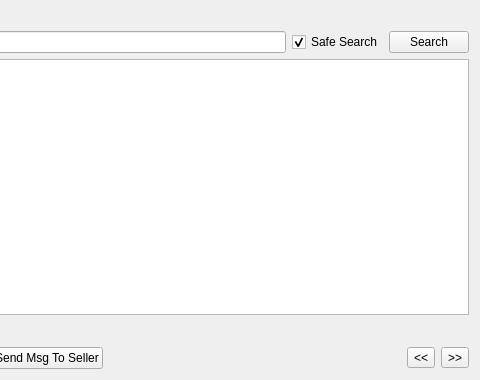
First picture: the form in src/qt/forms/offerlistpage.ui, repository willyko/syscoin2, before the edit; both pictures show x 280 to 760 and y 0 to 380 of the 760 by 380 pixel window.
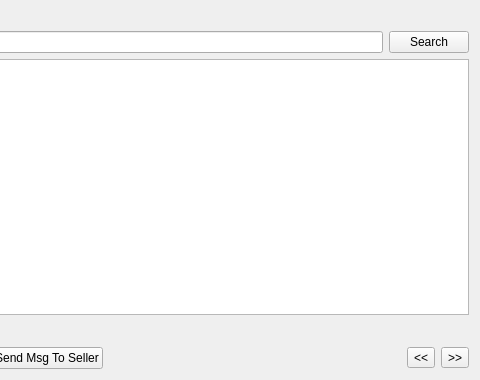
Second picture: the form after the edit.

Commit message: safe search in preferences instead

What changed in the file:
```diff
--- a/src/qt/forms/offerlistpage.ui
+++ b/src/qt/forms/offerlistpage.ui
@@ -29,19 +29,6 @@
      <item>
       <widget class="QLineEdit" name="lineEditOfferSearch"/>
      </item>
-     <item>
-      <widget class="QCheckBox" name="safeSearch">
-       <property name="toolTip">
-        <string>Filters out provocative material from the search listing.</string>
-       </property>
-       <property name="text">
-        <string>Safe Search</string>
-       </property>
-       <property name="checked">
-        <bool>true</bool>
-       </property>
-      </widget>
-     </item>
      <item>
       <widget class="QPushButton" name="searchOffer">
        <property name="maximumSize">
```
The commit also changes 10 other files.
